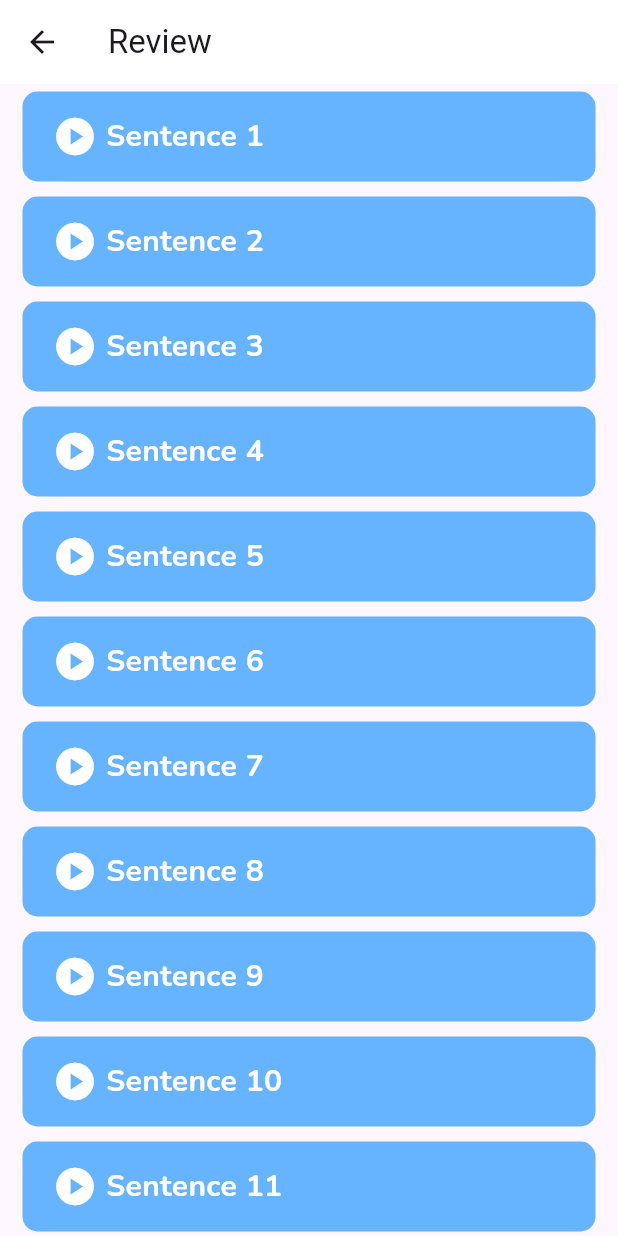
After one commit to Fluent24/Fluent-Frontend, a Flutter app: the ReviewScreen screen opened by its route, on a phone screen of 412 x 824 dp. The commit adds this screen. Run offline on Flutter 3.47's test engine with Material 3 defaults, Android fonts, the phone set to English and light mode, and no system bars; missing offline and left inert: flutter_config, kakao_flutter_sdk.

Commit message:
Feat: 복습하기 레이아웃 구현
리스트뷰로 구현
클릭 시 학습하기 화면으로 이동
기능 구현하지 않음

Resolves: #3

```diff
--- a/lib/main.dart
+++ b/lib/main.dart
@@ -2,6 +2,7 @@ import 'package:fluent/env/env.dart';
 import 'package:fluent/screens/learn_screen.dart';
 import 'package:fluent/screens/main_screen.dart';
 import 'package:fluent/screens/register_screen.dart';
+import 'package:fluent/screens/review_screen.dart';
 import 'package:fluent/screens/splash_screen.dart';
 import 'package:flutter/material.dart';
 import 'package:flutter_config/flutter_config.dart';
@@ -26,6 +27,7 @@ Future<void> main() async {
       '/register': (context) => RegisterScreen(),
       '/main': (context) => MainScreen(),
       '/learn': (context) => LearnScreen(),
+      '/review': (context) => ReviewScreen(),
     },
   ));
 }
--- a/lib/screens/home_screen.dart
+++ b/lib/screens/home_screen.dart
@@ -138,7 +138,12 @@ class _HomeScreenState extends State<HomeScreen> {
                     const SizedBox(height: 20),
 
                     // start button
-                    Container(
+                    GestureDetector(
+                      onTap: () {
+                        // 복습하기 화면으로 이동
+                        Navigator.pushNamed(context, '/review');
+                      },
+                      child: Container(
                         width: double.infinity,
                         height: 50,
                         decoration: ShapeDecoration(
@@ -146,10 +151,6 @@ class _HomeScreenState extends State<HomeScreen> {
                             shape: RoundedRectangleBorder(
                               borderRadius: BorderRadius.circular(15),
                             )),
-                      child: GestureDetector(
-                        onTap: () {
-                          // 복습하기 화면으로 이동
-                        },
                         child: const Center(
                           child: Text(
                             'Start',
--- /dev/null
+++ b/lib/screens/review_screen.dart
@@ -0,0 +1,59 @@
+// 복습하기 (문제 리스트) 화면
+import 'package:flutter/material.dart';
+
+class ReviewScreen extends StatefulWidget {
+  const ReviewScreen({super.key});
+
+  @override
+  State<ReviewScreen> createState() => _ReviewScreenState();
+}
+
+class _ReviewScreenState extends State<ReviewScreen> {
+  @override
+  Widget build(BuildContext context) {
+    return Scaffold(
+      appBar: AppBar(
+        title: const Text('Review'),
+        backgroundColor: Colors.white,
+        elevation: 0,
+      ),
+      body: ListView.builder(
+        itemBuilder: (context, index) {
+          return GestureDetector(
+            onTap: () {
+              // 학습하기 (복습) 화면으로 이동
+              // arguments로 현재 선택한 문제 id 값 넘겨주기
+              Navigator.pushNamed(context, '/learn');
+            },
+            child: Container(
+              margin: const EdgeInsets.symmetric(horizontal: 15, vertical: 5),
+              padding: const EdgeInsets.symmetric(horizontal: 20, vertical: 15),
+              decoration: ShapeDecoration(
+                shape: RoundedRectangleBorder(
+                  borderRadius: BorderRadius.circular(10),
+                ),
+                color: const Color(0xFF0085FF).withOpacity(0.6),
+              ),
+              child: Row(
+                mainAxisAlignment: MainAxisAlignment.start,
+                children: [
+                  const Icon(Icons.play_circle, size: 30, color: Colors.white,),
+                  Text(
+                    ' Sentence ${index + 1}',
+                    style: const TextStyle(
+                      fontSize: 20,
+                      fontFamily: 'Nunito',
+                      fontWeight: FontWeight.bold,
+                      color: Colors.white,
+                    ),
+                  ),
+                ],
+              ),
+            ),
+          );
+        },
+        itemCount: 15,
+      ),
+    );
+  }
+}
```
Lines whose indentation alone changed are shown as unchanged.
